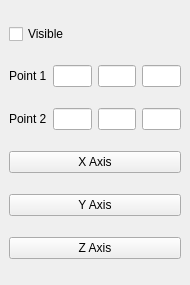
Above: Qt/Components/Resources/UI/pqLineWidget.ui from wildmichael/ParaView3-enhancements-old before the change. Below: the same form after it.
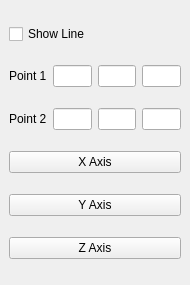
That is the form after the change.

Commit message: ENH:  Clarify labels for 3d widgets.

Diff of the .ui file:
```diff
--- a/Qt/Components/Resources/UI/pqLineWidget.ui
+++ b/Qt/Components/Resources/UI/pqLineWidget.ui
@@ -25,7 +25,7 @@
    <item>
     <widget class="QCheckBox" name="visible" >
      <property name="text" >
-      <string>Visible</string>
+      <string>Show Line</string>
      </property>
     </widget>
    </item>
```
The commit also changes 2 other files.
